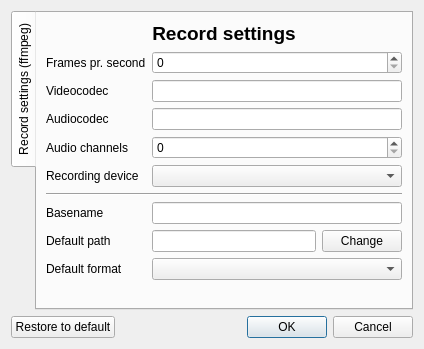
Old version of the form settingsdialog.ui in the repository froksen/FDesktopRecorder.
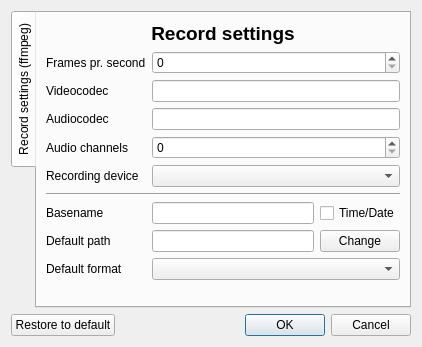
New version of the form.

Commit message: Minor fixes + added a terminal in MainWindow, that works! Added so a filename can be time/date

Patch:
```diff
--- a/settingsdialog.ui
+++ b/settingsdialog.ui
@@ -6,8 +6,8 @@
    <rect>
     <x>0</x>
     <y>0</y>
-    <width>424</width>
-    <height>349</height>
+    <width>422</width>
+    <height>347</height>
    </rect>
   </property>
   <property name="windowTitle">
@@ -45,7 +45,7 @@
         </widget>
        </item>
        <item>
-        <layout class="QGridLayout" name="gridLayout">
+        <layout class="QGridLayout" name="gridLayout_4">
          <item row="0" column="0">
           <widget class="QLabel" name="labelfps">
            <property name="text">
@@ -96,9 +96,6 @@
          <item row="4" column="1">
           <widget class="QComboBox" name="comboBoxrecording"/>
          </item>
-         <item row="7" column="1">
-          <widget class="QLineEdit" name="lineEditbasename"/>
-         </item>
          <item row="5" column="0" colspan="2">
           <widget class="Line" name="line">
            <property name="orientation">
@@ -106,21 +103,35 @@
            </property>
           </widget>
          </item>
-         <item row="7" column="0">
+         <item row="6" column="0">
           <widget class="QLabel" name="labelbasename">
            <property name="text">
             <string>Basename</string>
            </property>
           </widget>
          </item>
-         <item row="8" column="0">
+         <item row="6" column="1">
+          <layout class="QGridLayout" name="gridLayout">
+           <item row="0" column="0">
+            <widget class="QLineEdit" name="lineEditbasename"/>
+           </item>
+           <item row="0" column="1">
+            <widget class="QCheckBox" name="checkBoxbasenametimedate">
+             <property name="text">
+              <string>Time/Date</string>
+             </property>
+            </widget>
+           </item>
+          </layout>
+         </item>
+         <item row="7" column="0">
           <widget class="QLabel" name="labelpath">
            <property name="text">
             <string>Default path</string>
            </property>
           </widget>
          </item>
-         <item row="8" column="1">
+         <item row="7" column="1">
           <layout class="QGridLayout" name="gridLayout_3">
            <item row="0" column="0">
             <widget class="QLineEdit" name="lineEditpath">
@@ -138,14 +149,14 @@
            </item>
           </layout>
          </item>
-         <item row="9" column="0">
+         <item row="8" column="0">
           <widget class="QLabel" name="labelFormat">
            <property name="text">
             <string>Default format</string>
            </property>
           </widget>
          </item>
-         <item row="9" column="1">
+         <item row="8" column="1">
           <widget class="QComboBox" name="comboBoxFormat"/>
          </item>
         </layout>
```
The commit also changes 12 other files.
